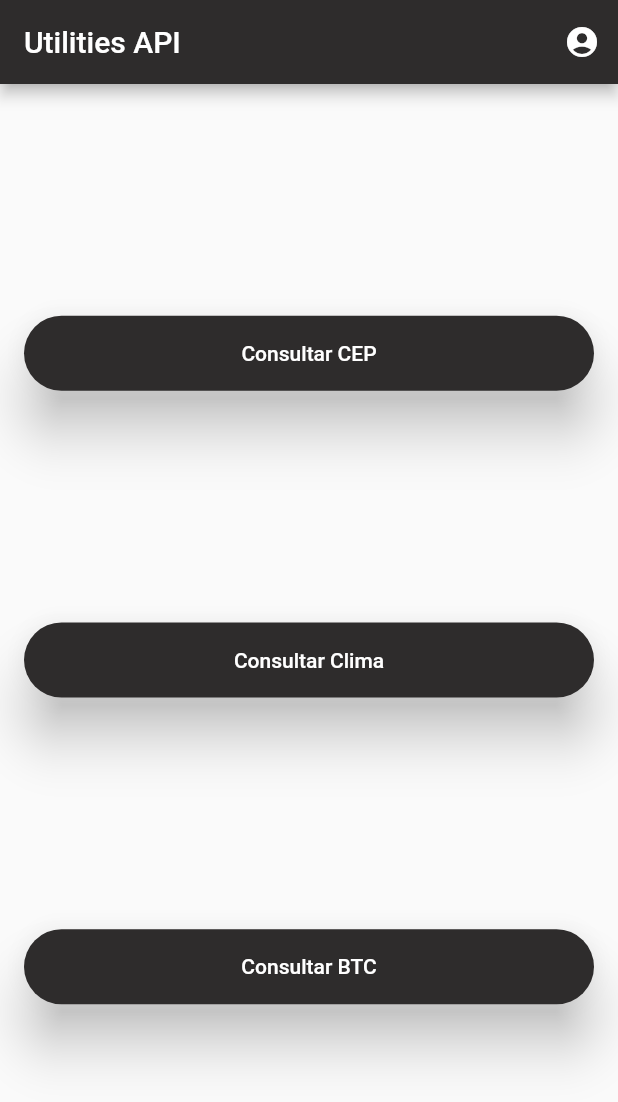
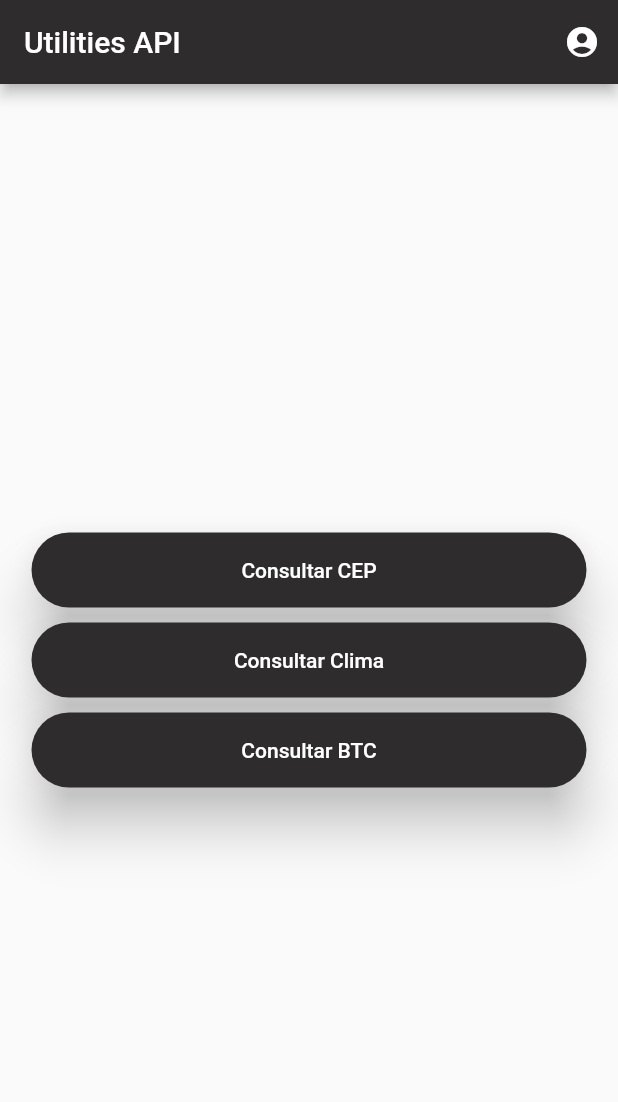
Before and after one commit to BernardoWitkoski/api_consume, a Flutter app: the screen it shows after launch, on a phone screen of 412 x 824 dp. Shown: the top 1102 px of the screen. Run offline on Flutter 3.47's test engine with Material 2 defaults, Android fonts, the phone set to English and light mode, and no system bars.

Commit message:
Centering all buttons in home class

```diff
--- a/lib/home.dart
+++ b/lib/home.dart
@@ -27,13 +27,16 @@ class _HomeState extends State<Home> {
           )
         ],
       ),
-      body: Center(
+      body: Container(
+        padding: EdgeInsets.all(16),
+        child: Center(
+          child: SingleChildScrollView(
             child: Column(
-          mainAxisAlignment: MainAxisAlignment.spaceEvenly,
-          crossAxisAlignment: CrossAxisAlignment.center,
               children: [
-            ElevatedButton(
-              onPressed: () {
+                Padding(
+                  padding: EdgeInsets.all(5),
+                    child:
+                    ElevatedButton(onPressed: () {
                       Navigator.push(context, MaterialPageRoute(builder: (context) => cepRequest()));
                         }, style: ElevatedButton.styleFrom(
                             minimumSize: Size(380, 50),
@@ -44,6 +47,10 @@ class _HomeState extends State<Home> {
                             elevation: 15.0,
                           ), child: Text("Consultar CEP"),
                       ),
+                    ),
+                Padding(
+                  padding: EdgeInsets.all(5),
+                    child:
                     ElevatedButton(onPressed: () {
                       Navigator.push(context, MaterialPageRoute(builder:  (context) => weatherRequest()));
                         }, style: ElevatedButton.styleFrom(
@@ -55,6 +62,10 @@ class _HomeState extends State<Home> {
                             elevation: 15.0,
                           ), child: Text("Consultar Clima"),
                       ),
+                ),
+                Padding(
+                  padding: EdgeInsets.all(5),
+                    child:
                     ElevatedButton(onPressed: () {
                       Navigator.push(context, MaterialPageRoute(builder:  (context) => btcRequest()));
                         }, style: ElevatedButton.styleFrom(
@@ -66,7 +77,10 @@ class _HomeState extends State<Home> {
                             elevation: 15.0,
                           ), child: Text("Consultar BTC"),
                       ),
+                ),
               ],
+            ),
+          ),
           ),
         ),
       );
```
Lines whose indentation alone changed are shown as unchanged.
